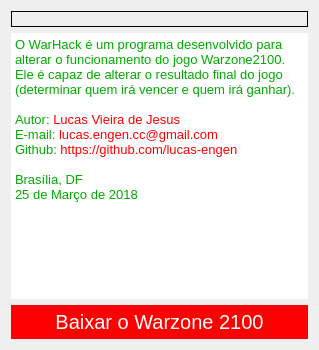
The window that ui/frmabout.ui (lucasvmx/Spark) describes before a commit, drawn with Qt 5.
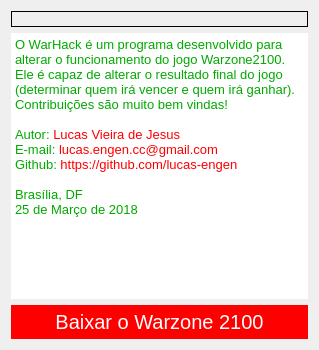
The same window after the commit.

Commit message: - NEW: Adicionado o suporte para a versão 3.4.1 - ENHANCEMENT: Agora o número de versão é exibido dinamicamente na tela principal

```diff
--- a/ui/frmabout.ui
+++ b/ui/frmabout.ui
@@ -40,7 +40,7 @@
 &lt;html&gt;&lt;head&gt;&lt;meta name=&quot;qrichtext&quot; content=&quot;1&quot; /&gt;&lt;style type=&quot;text/css&quot;&gt;
 p, li { white-space: pre-wrap; }
 &lt;/style&gt;&lt;/head&gt;&lt;body style=&quot; font-family:'MS Shell Dlg 2'; font-size:8.25pt; font-weight:400; font-style:normal;&quot;&gt;
-&lt;p style=&quot; margin-top:0px; margin-bottom:0px; margin-left:0px; margin-right:0px; -qt-block-indent:0; text-indent:0px; background-color:#ffffff;&quot;&gt;&lt;span style=&quot; font-size:10pt; color:#00aa00;&quot;&gt;O WarHack é um programa desenvolvido para alterar o funcionamento do jogo Warzone2100. Ele é capaz de alterar o resultado final do jogo (determinar quem irá vencer e quem irá ganhar).&lt;br /&gt;&lt;br /&gt;Autor: &lt;/span&gt;&lt;span style=&quot; font-size:10pt; color:#ff0000;&quot;&gt;Lucas Vieira de Jesus&lt;/span&gt;&lt;/p&gt;
+&lt;p style=&quot; margin-top:0px; margin-bottom:0px; margin-left:0px; margin-right:0px; -qt-block-indent:0; text-indent:0px; background-color:#ffffff;&quot;&gt;&lt;span style=&quot; font-size:10pt; color:#00aa00;&quot;&gt;O WarHack é um programa desenvolvido para alterar o funcionamento do jogo Warzone2100. Ele é capaz de alterar o resultado final do jogo (determinar quem irá vencer e quem irá ganhar). Contribuições são muito bem vindas!&lt;br /&gt;&lt;br /&gt;Autor: &lt;/span&gt;&lt;span style=&quot; font-size:10pt; color:#ff0000;&quot;&gt;Lucas Vieira de Jesus&lt;/span&gt;&lt;/p&gt;
 &lt;p style=&quot; margin-top:0px; margin-bottom:0px; margin-left:0px; margin-right:0px; -qt-block-indent:0; text-indent:0px;&quot;&gt;&lt;span style=&quot; font-size:10pt; color:#00aa00;&quot;&gt;E-mail: &lt;/span&gt;&lt;span style=&quot; font-size:10pt; color:#ff0000;&quot;&gt;lucas.engen.cc@gmail.com&lt;/span&gt;&lt;/p&gt;
 &lt;p style=&quot; margin-top:0px; margin-bottom:0px; margin-left:0px; margin-right:0px; -qt-block-indent:0; text-indent:0px;&quot;&gt;&lt;span style=&quot; font-size:10pt; color:#00aa00;&quot;&gt;Github: &lt;/span&gt;&lt;span style=&quot; font-size:10pt; color:#ff0000;&quot;&gt;https://github.com/lucas-engen&lt;/span&gt;&lt;/p&gt;
 &lt;p style=&quot;-qt-paragraph-type:empty; margin-top:0px; margin-bottom:0px; margin-left:0px; margin-right:0px; -qt-block-indent:0; text-indent:0px; font-size:10pt; color:#00aa00;&quot;&gt;&lt;br /&gt;&lt;/p&gt;
```
The commit also changes 7 other files.
